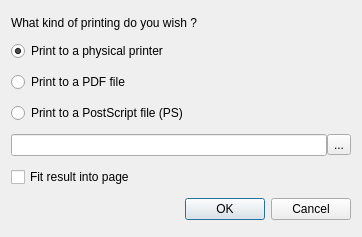
Caneda/Caneda, file caneda/dialogs/printdialog.ui: the form before one commit.
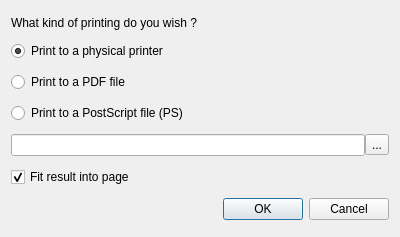
The form after the commit.

Commit message: Minor modifications to print dialog.

What changed in the file:
```diff
--- a/caneda/dialogs/printdialog.ui
+++ b/caneda/dialogs/printdialog.ui
@@ -6,7 +6,7 @@
    <rect>
     <x>0</x>
     <y>0</y>
-    <width>362</width>
+    <width>400</width>
     <height>237</height>
    </rect>
   </property>
@@ -97,6 +97,9 @@
      <property name="text">
       <string>Fit result into page</string>
      </property>
+     <property name="checked">
+      <bool>true</bool>
+     </property>
     </widget>
    </item>
    <item>
```
